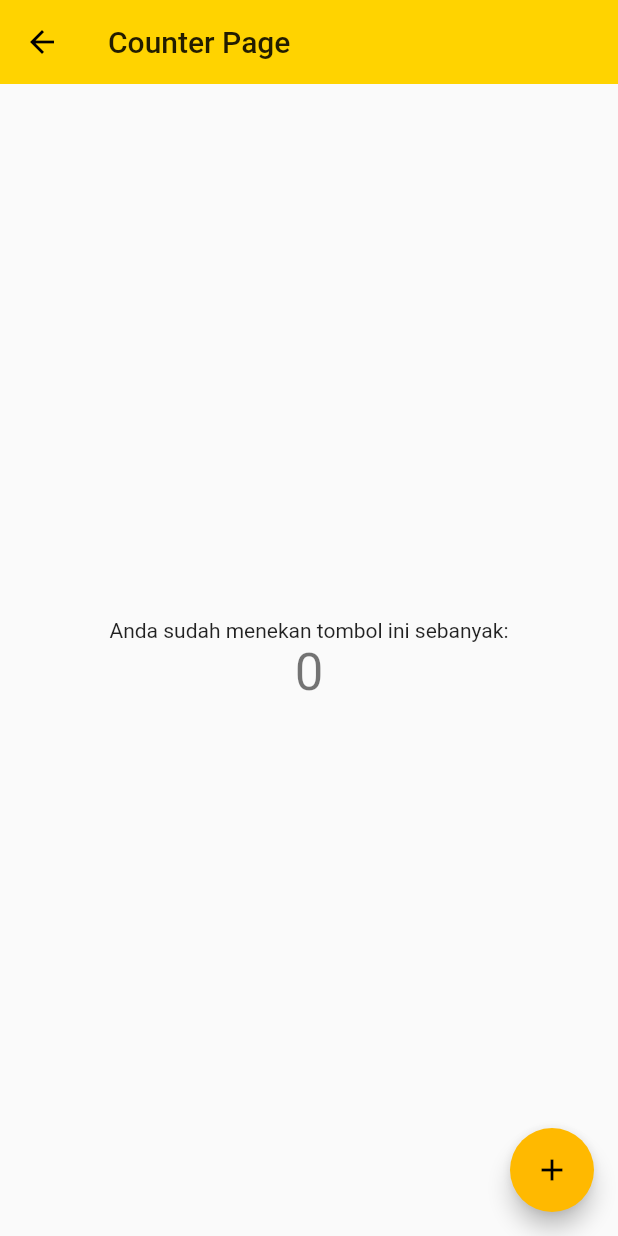
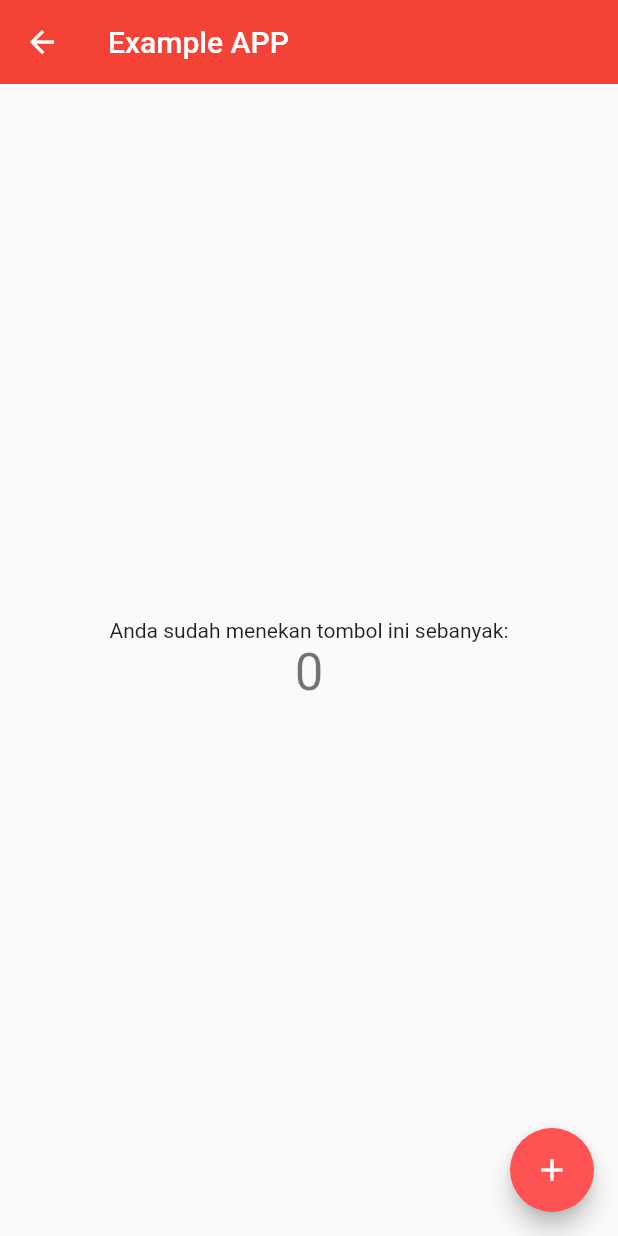
Before and after one commit to annurdien/girlscode-talk, a Flutter app: the CounterPage screen opened directly, on a phone screen of 412 x 824 dp. Run offline on Flutter 3.47's test engine with Material 2 defaults, Android fonts, the light colour scheme and no system bars; our stand-ins replace animated_text_kit, rive; Roboto replaces fonts that are missing (Montserrat).

Commit message:
Update main menu

```diff
--- a/lib/main.dart
+++ b/lib/main.dart
@@ -1,4 +1,5 @@
 import 'package:flutter/material.dart';
+import 'package:girlscode_example/widgets/counter.dart';
 import 'package:girlscode_example/widgets/splash.dart';
 import 'package:girlscode_example/widgets/theme.dart';
 
@@ -12,7 +13,9 @@ class MyApp extends StatelessWidget {
     return MaterialApp(
       title: 'Flutter Demo Apps',
       theme: appTheme,
-      home: SplashScreen(),
+      home: CounterPage(
+        title: "Example APP",
+      ),
     );
   }
 }
--- a/lib/widgets/splash.dart
+++ b/lib/widgets/splash.dart
@@ -60,6 +60,9 @@ class SplashScreen extends StatelessWidget {
                   );
                 },
               ),
+              SizedBox(
+                width: 50,
+              ),
               ElevatedButton(
                 child: Text("Counter"),
                 onPressed: () {
--- a/lib/widgets/theme.dart
+++ b/lib/widgets/theme.dart
@@ -10,13 +10,13 @@ const paintingBackground = Color(0xff412047);
 
 final appBarTheme = AppBarTheme(
   elevation: 0,
-  color: berlinBrightYellow,
+  color: Colors.red,
 );
 
 final appTheme = ThemeData(
   brightness: Brightness.light,
-  primaryColor: berlinBrightYellow,
-  accentColor: berlinDarkYellow,
+  primaryColor: Colors.red,
+  accentColor: Colors.redAccent,
   appBarTheme: appBarTheme,
   fontFamily: 'Montserrat',
   textTheme: TextTheme(
```
